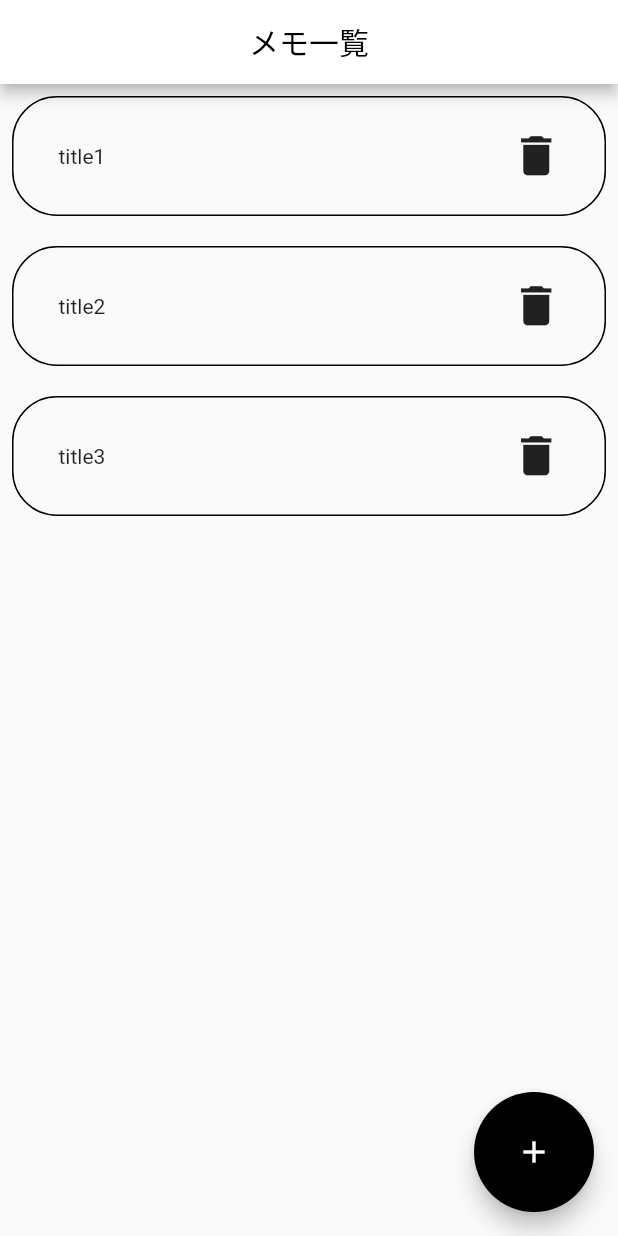
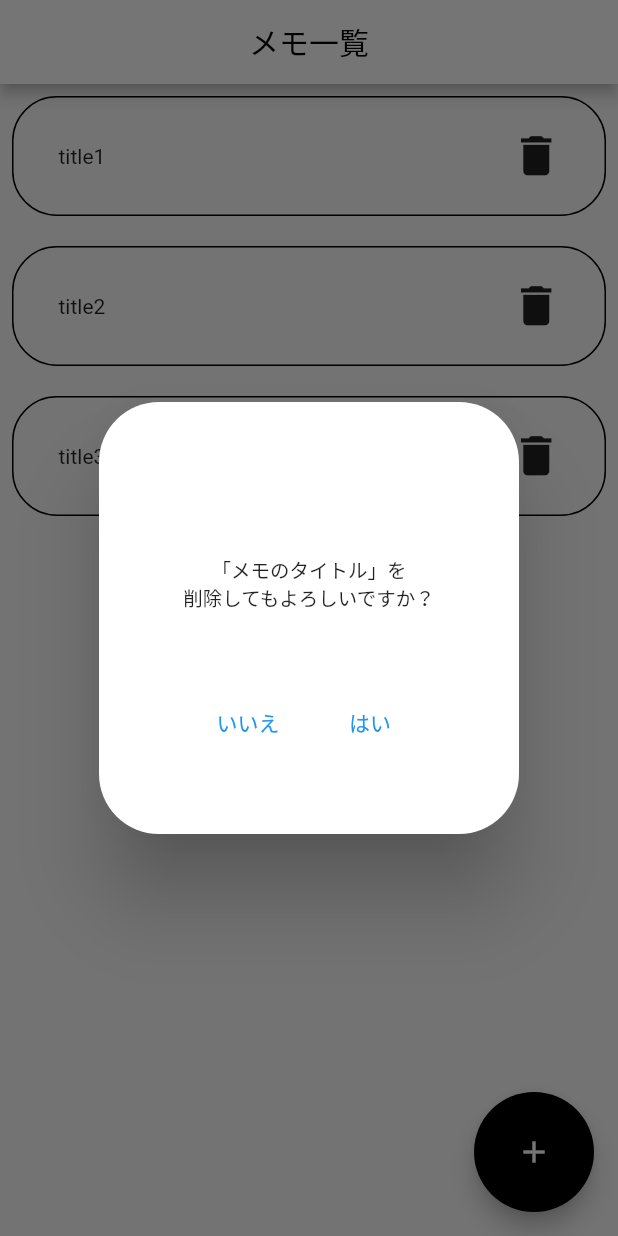
Before and after one commit to Shibata-Nanami/-flutter_task_3, a Flutter app: the screen it shows after launch, after a tap on the "delete" icon, on a phone screen of 412 x 824 dp. Run offline on Flutter 3.47's test engine with Material 2 defaults, Android fonts, the phone set to English and light mode, and no system bars; our stand-ins replace go_router.

Commit message:
削除ボタンを押した時のダイアログ作成

```diff
--- a/lib/home_screen.dart
+++ b/lib/home_screen.dart
@@ -4,7 +4,56 @@ import 'package:flutter_task_3/Model.dart';
 import 'package:go_router/go_router.dart';
 
 class HomeScreen extends StatefulWidget {
-  const HomeScreen({super.key, required String titleName});
+  const HomeScreen({super.key, required this.titleName});
+
+  final String titleName;
+
+  void handleOkButtonTap() {
+    //削除ボタンではいが押されたときの処理
+    print('メモタイトル削除');
+  }
+
+  void showConfirmationDialog(BuildContext context) {
+    showDialog(
+      context: context,
+      builder: (BuildContext dialogContext) {
+        return AlertDialog(
+          contentPadding: EdgeInsets.zero,
+          actionsPadding: const EdgeInsets.all(50),
+          actionsAlignment: MainAxisAlignment.spaceEvenly,
+          shape: RoundedRectangleBorder(
+            borderRadius: BorderRadius.circular(40.0),
+          ),
+          content: Container(
+            height: 140,
+            alignment: Alignment.bottomCenter,
+            child: const Text(
+              '「メモのタイトル」を\n削除してもよろしいですか？',
+              textAlign: TextAlign.center,
+              style: TextStyle(
+                fontSize: 13,
+              ),
+            ),
+          ),
+          actions: [
+            TextButton(
+              onPressed: () {
+                context.pop(); // ダイアログを閉じる
+              },
+              child: const Text('いいえ'),
+            ),
+            TextButton(
+              onPressed: () {
+                context.pop(); // ダイアログを閉じる
+                handleOkButtonTap(); // OKボタンの処理を実行
+              },
+              child: const Text('はい'),
+            ),
+          ],
+        );
+      },
+    );
+  }
 
   @override
   State<HomeScreen> createState() => _HomeScreenState();
@@ -67,6 +116,7 @@ class _HomeScreenState extends State<HomeScreen> {
                               icon: const Icon(Icons.delete),
                               iconSize: 35, // アイコンのサイズを指定
                               onPressed: () {
+                                widget.showConfirmationDialog(context);
                                 // ボタンがタップされた時の処理
                               },
                             ),
```
